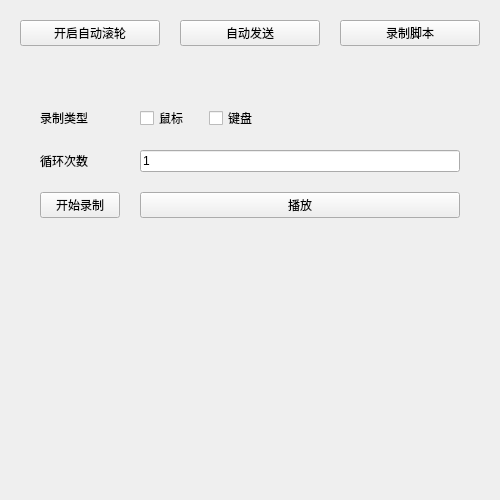
First picture: the form in lib/main.ui, repository shenxingchao/python_pyside6_tool, before the edit.
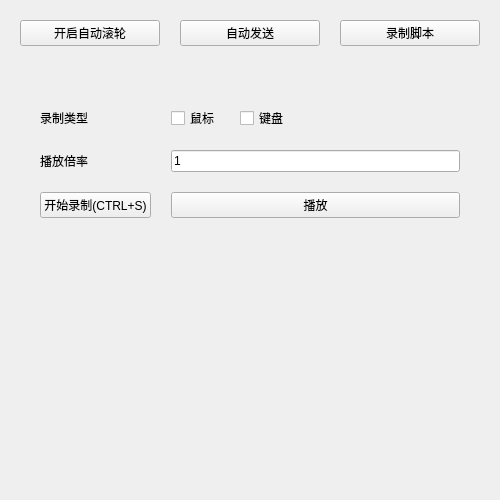
Second picture: the form after the edit.

Commit message: 1.完善同步播放和播放中按ESC退出

The edit to the form file:
```diff
--- a/lib/main.ui
+++ b/lib/main.ui
@@ -324,7 +324,7 @@
               <item row="1" column="0">
                <widget class="QLabel" name="record_play_count_label">
                 <property name="text">
-                 <string>循环次数</string>
+                 <string>播放倍率</string>
                 </property>
                </widget>
               </item>
@@ -344,7 +344,10 @@
                  <cursorShape>PointingHandCursor</cursorShape>
                 </property>
                 <property name="text">
-                 <string>开始录制</string>
+                 <string>开始录制(CTRL+S)</string>
+                </property>
+                <property name="shortcut">
+                 <string>Ctrl+S</string>
                 </property>
                 <property name="checkable">
                  <bool>true</bool>
@@ -360,7 +363,7 @@
                  <string>播放</string>
                 </property>
                 <property name="checkable">
-                 <bool>false</bool>
+                 <bool>true</bool>
                 </property>
                </widget>
               </item>
```
Left out of the diff: 4 changed lines with no effect on the pictures. The commit also changes 5 other files.
